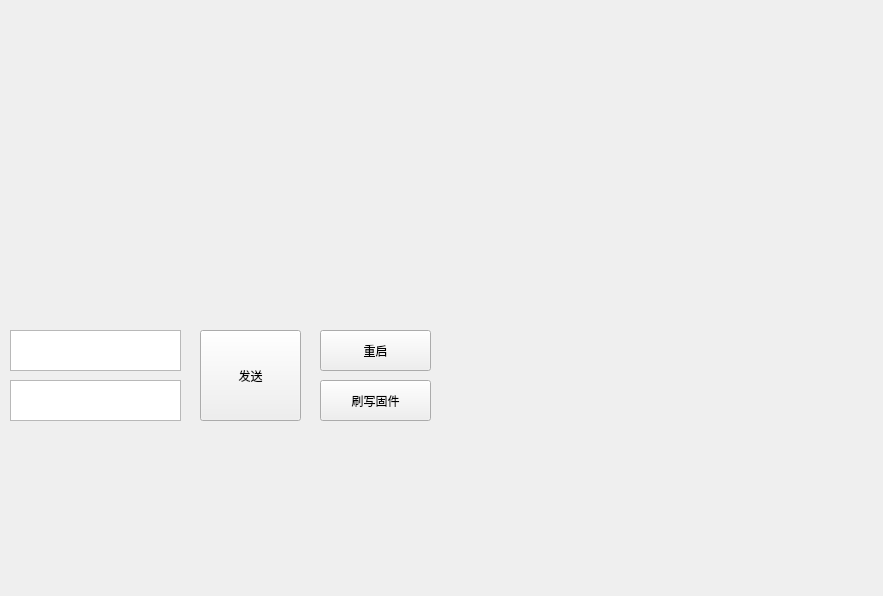
Qt form ui/paper_eye_tracker_window.ui (JellyfishKnight/paper_tracker) before a commit.
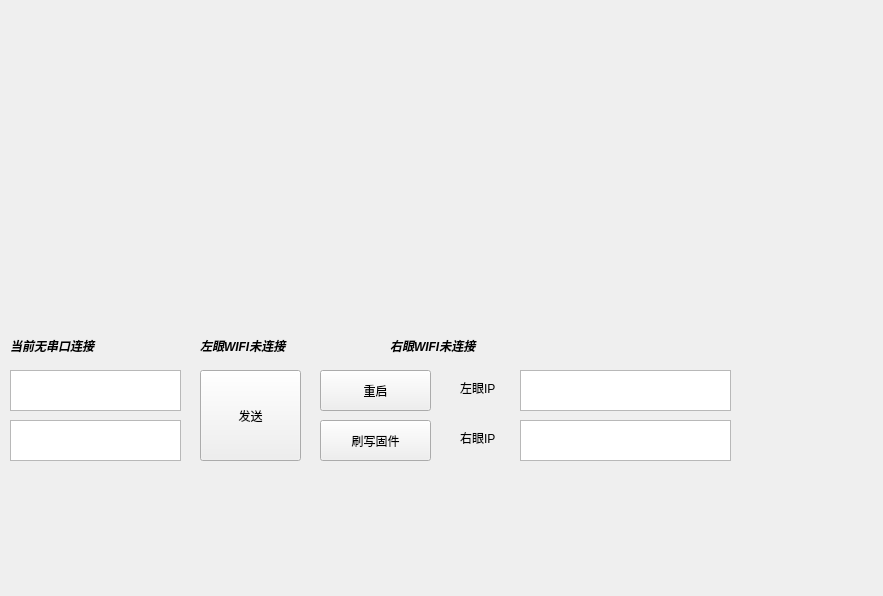
The same form after that commit.

Commit message: update ui, starting to write backend

What changed in the file:
```diff
--- a/ui/paper_eye_tracker_window.ui
+++ b/ui/paper_eye_tracker_window.ui
@@ -43,7 +43,7 @@
    <property name="geometry">
     <rect>
      <x>10</x>
-     <y>330</y>
+     <y>370</y>
      <width>171</width>
      <height>41</height>
     </rect>
@@ -53,7 +53,7 @@
    <property name="geometry">
     <rect>
      <x>10</x>
-     <y>380</y>
+     <y>420</y>
      <width>171</width>
      <height>41</height>
     </rect>
@@ -63,7 +63,7 @@
    <property name="geometry">
     <rect>
      <x>200</x>
-     <y>330</y>
+     <y>370</y>
      <width>101</width>
      <height>91</height>
     </rect>
@@ -76,7 +76,7 @@
    <property name="geometry">
     <rect>
      <x>320</x>
-     <y>330</y>
+     <y>370</y>
      <width>111</width>
      <height>41</height>
     </rect>
@@ -89,7 +89,7 @@
    <property name="geometry">
     <rect>
      <x>320</x>
-     <y>380</y>
+     <y>420</y>
      <width>111</width>
      <height>41</height>
     </rect>
@@ -98,6 +98,109 @@
     <string>刷写固件</string>
    </property>
   </widget>
+  <widget class="QLabel" name="EyeWindowSerialStatus">
+   <property name="geometry">
+    <rect>
+     <x>10</x>
+     <y>335</y>
+     <width>161</width>
+     <height>21</height>
+    </rect>
+   </property>
+   <property name="font">
+    <font>
+     <italic>true</italic>
+     <bold>true</bold>
+    </font>
+   </property>
+   <property name="text">
+    <string>当前无串口连接</string>
+   </property>
+  </widget>
+  <widget class="QLabel" name="LeftEyeWifiStatus">
+   <property name="geometry">
+    <rect>
+     <x>200</x>
+     <y>330</y>
+     <width>161</width>
+     <height>31</height>
+    </rect>
+   </property>
+   <property name="font">
+    <font>
+     <italic>true</italic>
+     <bold>true</bold>
+    </font>
+   </property>
+   <property name="text">
+    <string>左眼WIFI未连接</string>
+   </property>
+  </widget>
+  <widget class="QLabel" name="RightEyeWifiStatus">
+   <property name="geometry">
+    <rect>
+     <x>390</x>
+     <y>330</y>
+     <width>161</width>
+     <height>31</height>
+    </rect>
+   </property>
+   <property name="font">
+    <font>
+     <italic>true</italic>
+     <bold>true</bold>
+    </font>
+   </property>
+   <property name="text">
+    <string>右眼WIFI未连接</string>
+   </property>
+  </widget>
+  <widget class="QLabel" name="label">
+   <property name="geometry">
+    <rect>
+     <x>460</x>
+     <y>380</y>
+     <width>54</width>
+     <height>16</height>
+    </rect>
+   </property>
+   <property name="text">
+    <string>左眼IP</string>
+   </property>
+  </widget>
+  <widget class="QLabel" name="label_2">
+   <property name="geometry">
+    <rect>
+     <x>460</x>
+     <y>430</y>
+     <width>54</width>
+     <height>16</height>
+    </rect>
+   </property>
+   <property name="text">
+    <string>右眼IP</string>
+   </property>
+  </widget>
+  <widget class="QPlainTextEdit" name="LeftEyeIPAddress">
+   <property name="geometry">
+    <rect>
+     <x>520</x>
+     <y>370</y>
+     <width>211</width>
+     <height>41</height>
+    </rect>
+   </property>
+  </widget>
+  <widget class="QPlainTextEdit" name="RightEyeIPAddress">
+   <property name="geometry">
+    <rect>
+     <x>520</x>
+     <y>420</y>
+     <width>211</width>
+     <height>41</height>
+    </rect>
+   </property>
+  </widget>
  </widget>
  <resources/>
  <connections/>
```
The commit also changes 7 other files.
